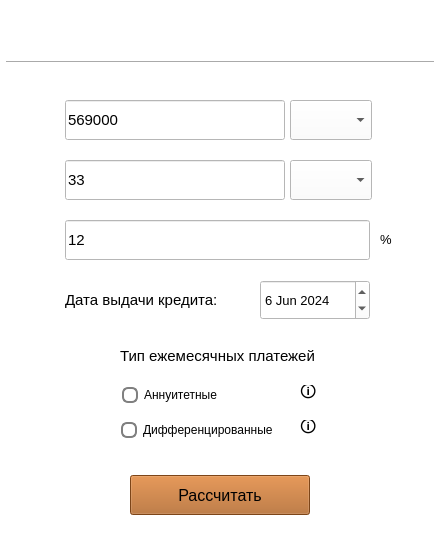
Old version of the form src/s21_smartcalc/s21_credit.ui in the repository kossadda/C7_s21_SmartCalc.
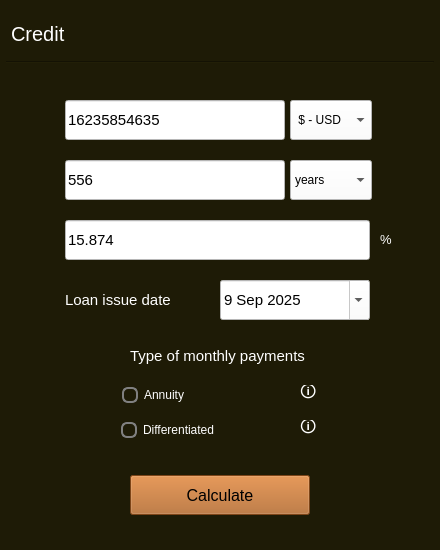
New version of the form. Icons and pictures are not drawn.

Patch:
```diff
--- a/src/s21_smartcalc/s21_credit.ui
+++ b/src/s21_smartcalc/s21_credit.ui
@@ -46,7 +46,7 @@
     </size>
    </property>
    <property name="styleSheet">
-    <string notr="true">background-color: rgb(255, 255, 255);</string>
+    <string notr="true">background-color: rgb(30, 27, 6);</string>
    </property>
    <widget class="QPushButton" name="calculate">
     <property name="geometry">
@@ -90,7 +90,7 @@
 }</string>
     </property>
     <property name="text">
-     <string>Рассчитать</string>
+     <string>Calculate</string>
     </property>
    </widget>
    <widget class="QComboBox" name="creditBox">
@@ -128,10 +128,10 @@
     </property>
     <property name="styleSheet">
      <string notr="true">QComboBox {
-	background-color: rgb(255, 255, 255);
+	background-color: rgb(30, 27, 6);
 	border: 15px; 
 	text-align: center;
-	color: rgb(0, 0, 0);
+	color: rgb(255, 255, 255);
 }
 
 QComboBox::drop-down {
@@ -147,6 +147,21 @@
     <property name="frame">
      <bool>true</bool>
     </property>
+    <item>
+     <property name="text">
+      <string>Credit</string>
+     </property>
+    </item>
+    <item>
+     <property name="text">
+      <string>Engineer</string>
+     </property>
+    </item>
+    <item>
+     <property name="text">
+      <string>Deposit</string>
+     </property>
+    </item>
    </widget>
    <widget class="QLineEdit" name="amount">
     <property name="geometry">
@@ -181,13 +196,14 @@
      </font>
     </property>
     <property name="styleSheet">
-     <string notr="true">color: rgb(0, 0, 0);</string>
+     <string notr="true">color: rgb(0, 0, 0);
+background-color: rgb(255, 255, 255);</string>
     </property>
     <property name="text">
-     <string>569000</string>
+     <string>16235854635</string>
     </property>
     <property name="placeholderText">
-     <string>Сумма кредита</string>
+     <string>Amount of credit</string>
     </property>
    </widget>
    <widget class="QComboBox" name="sum_box">
@@ -218,8 +234,59 @@
      </size>
     </property>
     <property name="styleSheet">
-     <string notr="true">color: rgb(0, 0, 0);</string>
+     <string notr="true">color: rgb(0, 0, 0);
+background-color: rgb(255, 255, 255);</string>
     </property>
+    <item>
+     <property name="text">
+      <string> $ - USD</string>
+     </property>
+    </item>
+    <item>
+     <property name="text">
+      <string> ₽ - RUB</string>
+     </property>
+    </item>
+    <item>
+     <property name="text">
+      <string> € - EUR</string>
+     </property>
+    </item>
+    <item>
+     <property name="text">
+      <string> ¥ - CNY</string>
+     </property>
+    </item>
+    <item>
+     <property name="text">
+      <string> ₹ - INR</string>
+     </property>
+    </item>
+    <item>
+     <property name="text">
+      <string> ₸ - KZT</string>
+     </property>
+    </item>
+    <item>
+     <property name="text">
+      <string> ¥ - JPY</string>
+     </property>
+    </item>
+    <item>
+     <property name="text">
+      <string> ₣ - CHF</string>
+     </property>
+    </item>
+    <item>
+     <property name="text">
+      <string> ฿ - THB</string>
+     </property>
+    </item>
+    <item>
+     <property name="text">
+      <string> ₾ - GEL</string>
+     </property>
+    </item>
    </widget>
    <widget class="QLineEdit" name="credit_time">
     <property name="geometry">
@@ -254,13 +321,14 @@
      </font>
     </property>
     <property name="styleSheet">
-     <string notr="true">color: rgb(0, 0, 0);</string>
+     <string notr="true">color: rgb(0, 0, 0);
+background-color: rgb(255, 255, 255);</string>
     </property>
     <property name="text">
-     <string>33</string>
+     <string>556</string>
     </property>
     <property name="placeholderText">
-     <string>Срок кредита</string>
+     <string>Credit term</string>
     </property>
    </widget>
    <widget class="QComboBox" name="time_box">
@@ -291,8 +359,19 @@
      </size>
     </property>
     <property name="styleSheet">
-     <string notr="true">color: rgb(0, 0, 0);</string>
+     <string notr="true">color: rgb(0, 0, 0);
+background-color: rgb(255, 255, 255);</string>
     </property>
+    <item>
+     <property name="text">
+      <string>years</string>
+     </property>
+    </item>
+    <item>
+     <property name="text">
+      <string>months</string>
+     </property>
+    </item>
    </widget>
    <widget class="QLineEdit" name="percent">
     <property name="geometry">
@@ -315,13 +394,14 @@
      </font>
     </property>
     <property name="styleSheet">
-     <string notr="true">color: rgb(0, 0, 0);</string>
+     <string notr="true">color: rgb(0, 0, 0);
+background-color: rgb(255, 255, 255);</string>
     </property>
     <property name="text">
-     <string>12</string>
+     <string>15.874</string>
     </property>
     <property name="placeholderText">
-     <string>Процентная ставка</string>
+     <string>Interest rate</string>
     </property>
    </widget>
    <widget class="QLabel" name="info_label_2">
@@ -345,7 +425,7 @@
      </font>
     </property>
     <property name="styleSheet">
-     <string notr="true">color: rgb(0, 0, 0);</string>
+     <string notr="true">color: rgb(255, 255, 255);</string>
     </property>
     <property name="text">
      <string>%</string>
@@ -384,11 +464,11 @@
      </font>
     </property>
     <property name="styleSheet">
-     <string notr="true">background-color: rgb(255, 255, 255);
-color: rgb(0, 0, 0);</string>
+     <string notr="true">background-color: rgb(30, 27, 6);
+color: rgb(255, 255, 255);</string>
     </property>
     <property name="text">
-     <string>Тип ежемесячных платежей</string>
+     <string>Type of monthly payments</string>
     </property>
     <property name="alignment">
      <set>Qt::AlignCenter</set>
@@ -435,11 +515,11 @@
 }
 
 QRadioButton{
-	color: rgb(0, 0, 0);
+	color: rgb(255, 255, 255);
 }</string>
     </property>
     <property name="text">
-     <string>Аннуитетные</string>
+     <string>Annuity</string>
     </property>
    </widget>
    <widget class="QRadioButton" name="payment_type_2">
@@ -484,12 +564,12 @@
 }
 
 QRadioButton{
-	color: rgb(0, 0, 0);
+	color: rgb(255, 255, 255);
 }
 </string>
     </property>
     <property name="text">
-     <string>Дифференцированные</string>
+     <string>Differentiated</string>
     </property>
    </widget>
    <widget class="Line" name="line">
@@ -537,7 +617,7 @@
 }
 
 QLabel {
-	color: rgb(0, 0, 0);
+	color: rgb(255, 255, 255);
 }
 </string>
     </property>
@@ -577,7 +657,7 @@
 }
 
 QLabel {
-	color: rgb(0, 0, 0);
+	color: rgb(255, 255, 255);
 }
 </string>
     </property>
@@ -588,38 +668,39 @@
    <widget class="QDateEdit" name="date_credit">
     <property name="geometry">
      <rect>
-      <x>260</x>
+      <x>220</x>
       <y>280</y>
-      <width>110</width>
+      <width>150</width>
       <height>40</height>
      </rect>
     </property>
     <property name="font">
      <font>
-      <pointsize>10</pointsize>
+      <pointsize>11</pointsize>
      </font>
     </property>
     <property name="styleSheet">
-     <string notr="true">color: rgb(0, 0, 0);</string>
+     <string notr="true">color: rgb(0, 0, 0);
+background-color: rgb(255, 255, 255);</string>
     </property>
     <property name="maximumDateTime">
      <datetime>
-      <hour>18</hour>
+      <hour>10</hour>
       <minute>59</minute>
       <second>59</second>
       <year>9999</year>
       <month>12</month>
-      <day>24</day>
+      <day>21</day>
      </datetime>
     </property>
     <property name="calendarPopup">
-     <bool>false</bool>
+     <bool>true</bool>
     </property>
     <property name="date">
      <date>
-      <year>2024</year>
-      <month>6</month>
-      <day>6</day>
+      <year>2025</year>
+      <month>9</month>
+      <day>9</day>
      </date>
     </property>
    </widget>
@@ -628,7 +709,7 @@
      <rect>
       <x>65</x>
       <y>280</y>
-      <width>180</width>
+      <width>140</width>
       <height>40</height>
      </rect>
     </property>
@@ -638,10 +719,10 @@
      </font>
     </property>
     <property name="styleSheet">
-     <string notr="true">color: rgb(0, 0, 0);</string>
+     <string notr="true">color: rgb(255, 255, 255);</string>
     </property>
     <property name="text">
-     <string>Дата выдачи кредита:</string>
+     <string>Loan issue date</string>
     </property>
    </widget>
   </widget>
```
Left out of the diff: 4 changed lines with no effect on the pictures.
